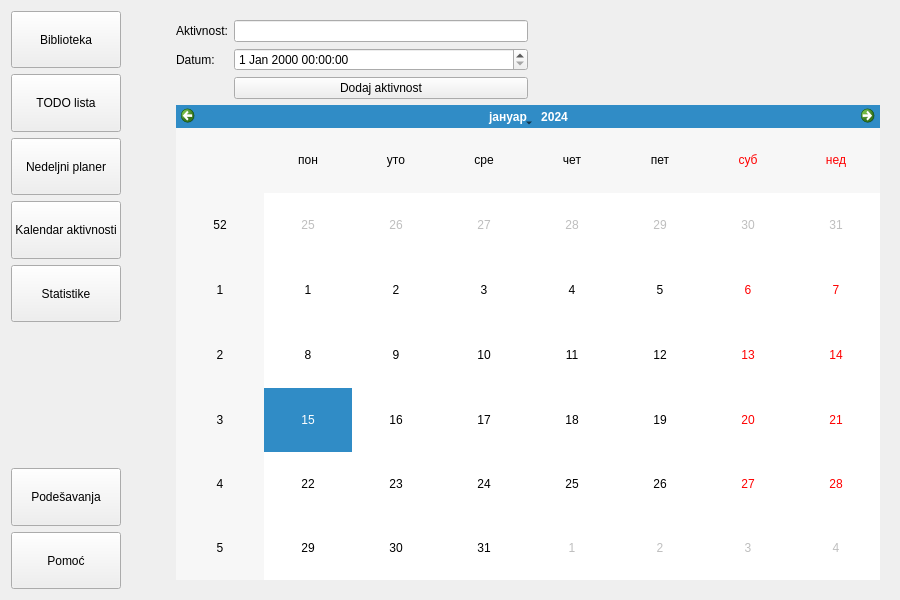
Above: app/forms/mainwindow.ui from bogdans55/StudySphere before the change. Below: the same form after it.
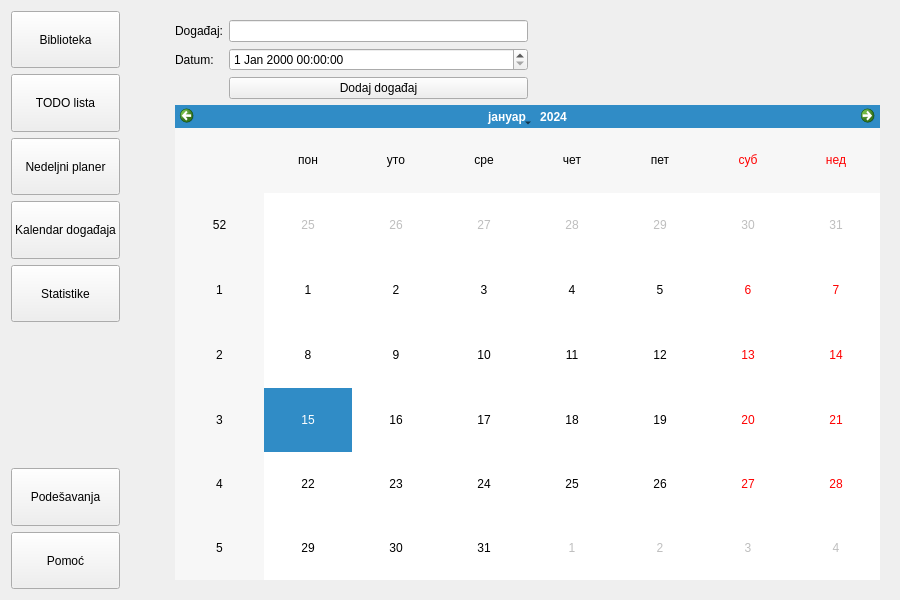
That is the form after the change. Icons and pictures are not drawn.

Commit message: Renaming items on calendar page

What changed in the file:
```diff
--- a/app/forms/mainwindow.ui
+++ b/app/forms/mainwindow.ui
@@ -71,7 +71,7 @@
         </sizepolicy>
        </property>
        <property name="text">
-        <string>Kalendar aktivnosti</string>
+        <string>Kalendar događaja</string>
        </property>
       </widget>
      </item>
@@ -471,7 +471,7 @@
            <item row="0" column="0">
             <widget class="QLabel" name="label">
              <property name="text">
-              <string>Aktivnost:</string>
+              <string>Događaj:</string>
              </property>
             </widget>
            </item>
@@ -491,7 +491,7 @@
            <item row="2" column="1">
             <widget class="QPushButton" name="pushButton">
              <property name="text">
-              <string>Dodaj aktivnost</string>
+              <string>Dodaj događaj</string>
              </property>
             </widget>
            </item>
```
Left out of the diff: 17 changed lines with no effect on the pictures.
